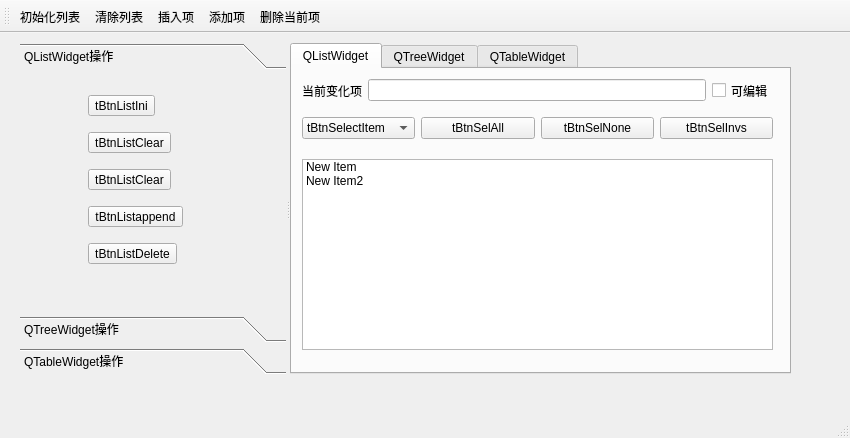
Qt form samp4_7/mainwindow.ui (wlnetman/Qt59_cpp_dev_guide) before a commit.
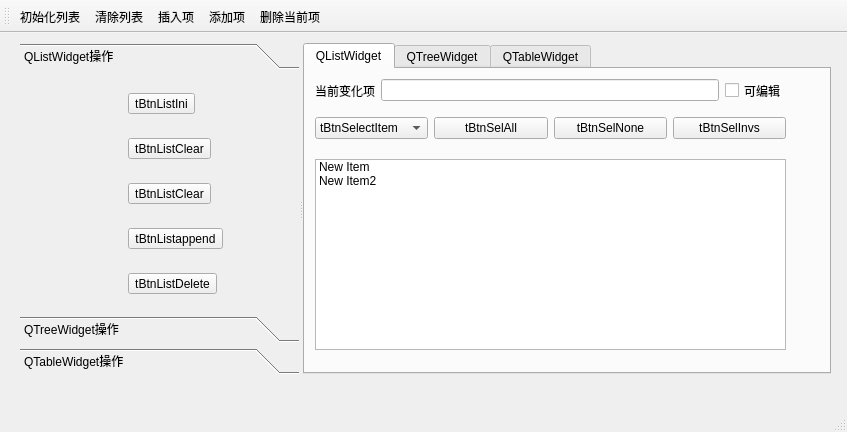
The same form after that commit. Icons and pictures are not drawn.

Commit message: layout center 1024

Diff of the .ui file:
```diff
--- a/samp4_7/mainwindow.ui
+++ b/samp4_7/mainwindow.ui
@@ -6,8 +6,8 @@
    <rect>
     <x>0</x>
     <y>0</y>
-    <width>850</width>
-    <height>438</height>
+    <width>847</width>
+    <height>432</height>
    </rect>
   </property>
   <property name="windowTitle">
@@ -22,14 +22,26 @@
      <rect>
       <x>20</x>
       <y>10</y>
-      <width>771</width>
+      <width>811</width>
       <height>331</height>
      </rect>
     </property>
+    <property name="sizePolicy">
+     <sizepolicy hsizetype="Expanding" vsizetype="Preferred">
+      <horstretch>0</horstretch>
+      <verstretch>0</verstretch>
+     </sizepolicy>
+    </property>
     <property name="orientation">
      <enum>Qt::Horizontal</enum>
     </property>
     <widget class="QToolBox" name="toolBox">
+     <property name="sizePolicy">
+      <sizepolicy hsizetype="Expanding" vsizetype="Expanding">
+       <horstretch>0</horstretch>
+       <verstretch>0</verstretch>
+      </sizepolicy>
+     </property>
      <property name="maximumSize">
       <size>
        <width>16777215</width>
@@ -44,20 +56,26 @@
        <rect>
         <x>0</x>
         <y>0</y>
-        <width>257</width>
-        <height>253</height>
+        <width>317</width>
+        <height>241</height>
        </rect>
       </property>
+      <property name="sizePolicy">
+       <sizepolicy hsizetype="Expanding" vsizetype="Expanding">
+        <horstretch>0</horstretch>
+        <verstretch>0</verstretch>
+       </sizepolicy>
+      </property>
       <attribute name="label">
        <string>QListWidget操作</string>
       </attribute>
       <widget class="QWidget" name="gridLayoutWidget">
        <property name="geometry">
         <rect>
-         <x>0</x>
-         <y>10</y>
-         <width>231</width>
-         <height>191</height>
+         <x>10</x>
+         <y>0</y>
+         <width>291</width>
+         <height>241</height>
         </rect>
        </property>
        <layout class="QGridLayout" name="gridLayout">
```
Left out of the diff: 30 changed lines with no effect on the pictures. The commit also changes 4 other files.
